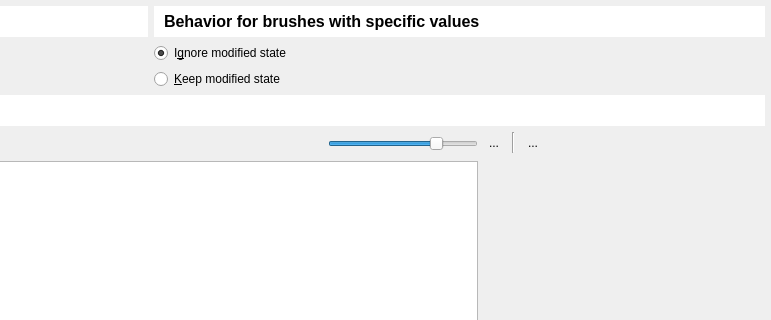
Old version of the form bulibrushswitch/bulibrushswitch/bbs/resources/bbsmainwindow.ui in the repository Grum999/BuliBrushSwitch; both pictures show x 470 to 1241 and y 0 to 320 of the 1241 by 700 pixel window.
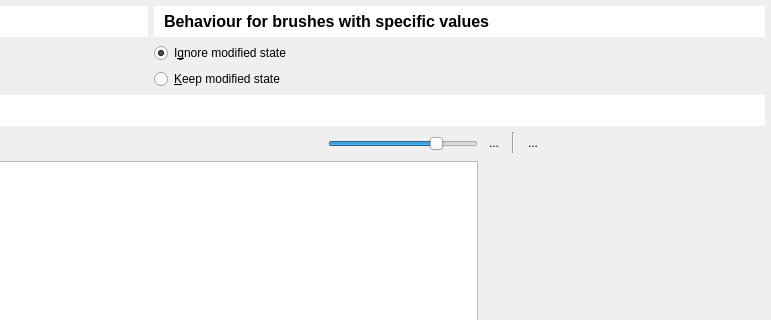
New version of the form. Icons and pictures are not drawn. Custom widgets are drawn as their Qt base class.

What changed in the file:
```diff
--- a/bulibrushswitch/bulibrushswitch/bbs/resources/bbsmainwindow.ui
+++ b/bulibrushswitch/bulibrushswitch/bbs/resources/bbsmainwindow.ui
@@ -124,7 +124,7 @@
          <string notr="true">background-color: palette(light);padding: 6;</string>
         </property>
         <property name="text">
-         <string>Behavior for brushes with specific values</string>
+         <string>Behaviour for brushes with specific values</string>
         </property>
        </widget>
       </item>
```
